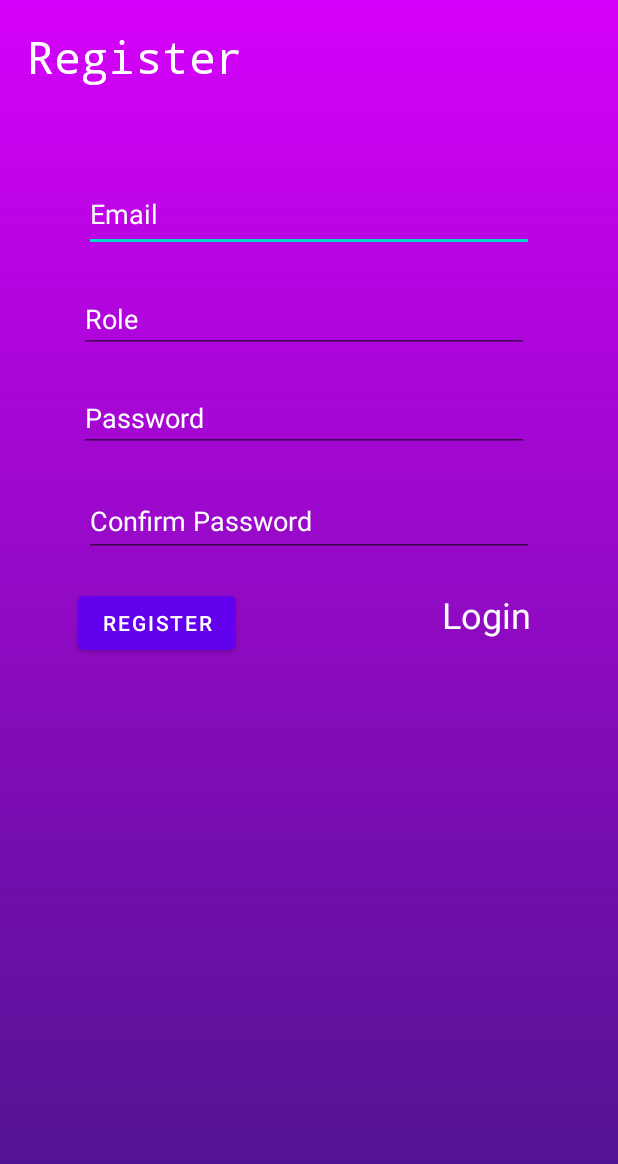
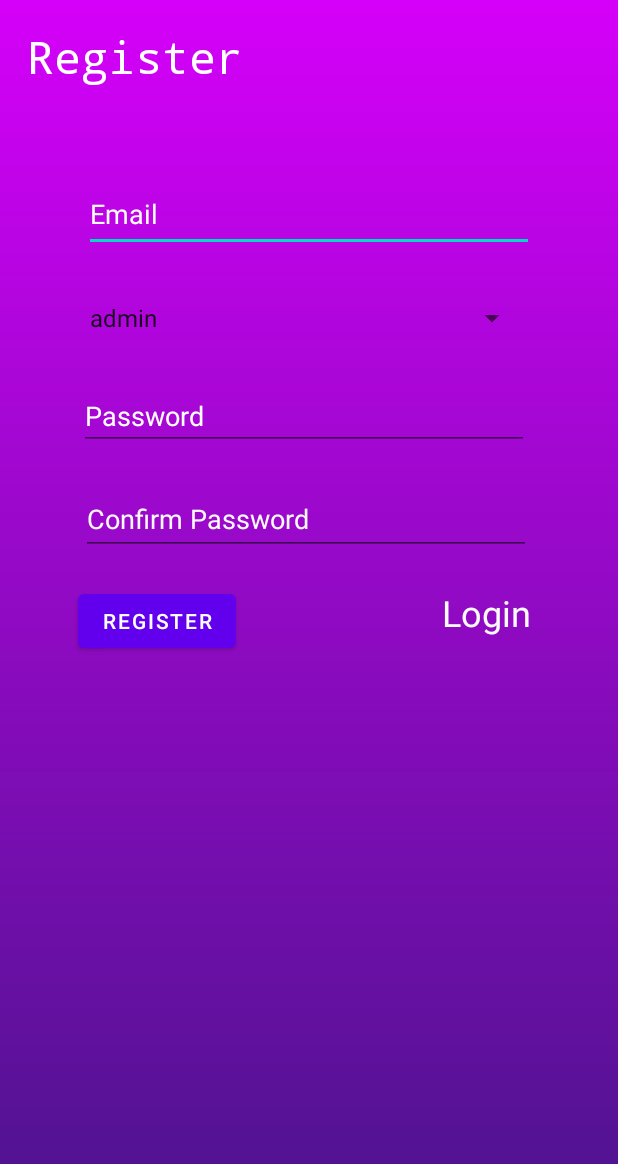
Before and after one commit to bramantyaadi/Antrian, an Android app: the RegActivity screen opened directly, with no data from a screen before it, after a tap on "REGISTER", on a phone screen of 412 x 824 dp. Shown: the top 1164 px of the screen. Run offline under Robolectric (Android 15) with nearby library versions, the light colour scheme and no system bars; our stand-ins replace Room's generated code.

Commit message:
change role spinner

```diff
--- a/app/src/main/java/com/example/antrian/RegActivity.java
+++ b/app/src/main/java/com/example/antrian/RegActivity.java
@@ -16,17 +16,29 @@ public class RegActivity extends AppCompatActivity {
     AppDatabase antriandb;
     EditText edt_reg_email , edt_reg_password , edt_reg_confirmpassword , edt_reg_nama;
     Button btn_reg;
+    Spinner sp_role;
 
     @Override
     protected void onCreate(Bundle savedInstanceState) {
         super.onCreate(savedInstanceState);
         setContentView(R.layout.activity_reg);
         edt_reg_email = findViewById(R.id.edt_reg_email);
-        edt_reg_nama = findViewById(R.id.edt_reg_nama);
         edt_reg_password = findViewById(R.id.edt_reg_password);
         edt_reg_confirmpassword = findViewById(R.id.edt_reg_confirmpassword);
         btn_reg = findViewById(R.id.btn_reg);
+        sp_role = findViewById(R.id.sp_role);
         antriandb = AppDatabase.getDatabase(this);
+
+        String[] role = new String[]{
+                "admin" ,
+                "petugas"
+        };
+
+        ArrayAdapter<String> adapter = new ArrayAdapter<String>(this , android.R.layout.simple_spinner_item , role);
+        adapter.setDropDownViewResource(android.R.layout.simple_spinner_dropdown_item);
+        sp_role.setAdapter(adapter);
+
+
 
     }
     public void onClickLogin(View v){
@@ -35,22 +47,18 @@ public class RegActivity extends AppCompatActivity {
     }
     public void onClickRegister(View v){
         String email = edt_reg_email.getText().toString();
-        String nama = edt_reg_nama.getText().toString().toLowerCase();
         String password = edt_reg_password.getText().toString();
         String conf_password = edt_reg_confirmpassword.getText().toString();
-        UserData userdata = new UserData(email , nama , password);
+        String role = sp_role.getSelectedItem().toString();
+        UserData userdata = new UserData(email , role , password);
 
 
-        if (email.isEmpty() || nama.isEmpty()){
+        if (email.isEmpty()){
             Toast.makeText(this , "Email Anda Kosong" , Toast.LENGTH_SHORT).show();
         }
         else {
             if (password.isEmpty()){
                 Toast.makeText(this , "Password Anda Kosong" , Toast.LENGTH_SHORT).show();
-            }
-            else {
-                if (nama.isEmpty()){
-                    Toast.makeText(this , "Nama Anda Kosong" , Toast.LENGTH_SHORT).show();
             }
             else {
                 if (password.matches(conf_password)){
@@ -67,7 +75,6 @@ public class RegActivity extends AppCompatActivity {
                     Toast.makeText(this , "Password Tidak Sama Dengan Confirmasi Paswword" , Toast.LENGTH_SHORT).show();
                     edt_reg_confirmpassword.setText("");
                     edt_reg_password.setText("");
-                    }
                 }
             }
         }
--- a/app/src/main/res/layout/activity_reg.xml
+++ b/app/src/main/res/layout/activity_reg.xml
@@ -49,14 +49,15 @@
         android:textColor="#FBFBFB"
         android:textColorHint="#FFFFFF"
         app:layout_constraintEnd_toEndOf="parent"
+        app:layout_constraintHorizontal_bias="1.0"
         app:layout_constraintStart_toStartOf="parent"
-        app:layout_constraintTop_toBottomOf="@+id/edt_reg_nama" />
+        app:layout_constraintTop_toBottomOf="@+id/sp_role" />
 
     <EditText
         android:id="@+id/edt_reg_confirmpassword"
         android:layout_width="300dp"
         android:layout_height="48dp"
-        android:layout_marginStart="55dp"
+        android:layout_marginStart="52dp"
         android:layout_marginTop="22dp"
         android:layout_marginEnd="56dp"
         android:ems="10"
@@ -95,19 +96,12 @@
         app:layout_constraintStart_toEndOf="@+id/btn_reg"
         app:layout_constraintTop_toBottomOf="@+id/edt_reg_confirmpassword" />
 
-    <EditText
-        android:id="@+id/edt_reg_nama"
+    <Spinner
+        android:id="@+id/sp_role"
         android:layout_width="300dp"
-        android:layout_height="wrap_content"
+        android:layout_height="44dp"
         android:layout_marginStart="52dp"
         android:layout_marginTop="22dp"
-        android:layout_marginEnd="59dp"
-        android:ems="10"
-        android:hint="Role"
-        android:inputType="textPersonName"
-        android:textColor="#FFFFFF"
-        android:textColorHint="#FFFFFF"
-        app:layout_constraintEnd_toEndOf="parent"
         app:layout_constraintStart_toStartOf="parent"
         app:layout_constraintTop_toBottomOf="@+id/edt_reg_email" />
 
```
Lines whose indentation alone changed are shown as unchanged.
